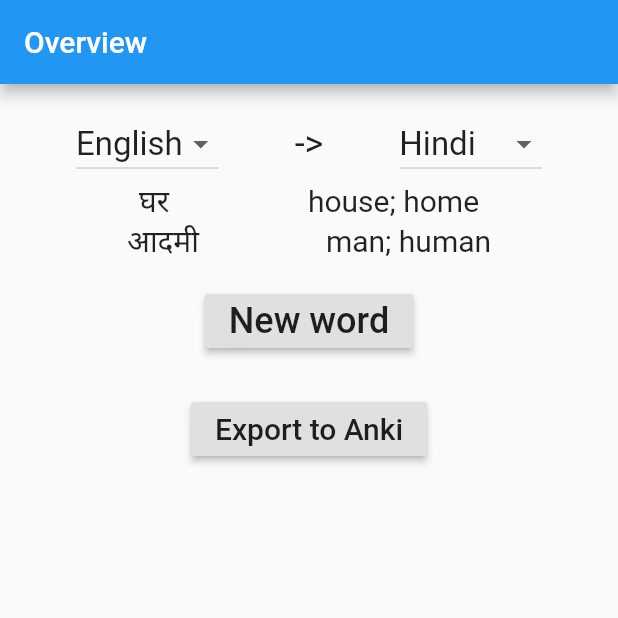
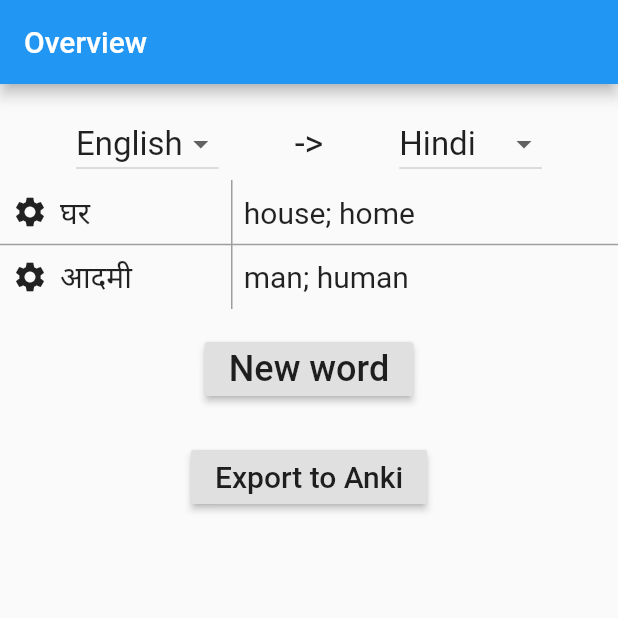
Before and after one commit to Silas-Germany/vocab_list, a Flutter app: the screen it shows after launch, on a phone screen of 412 x 824 dp, the top half of it. Run offline on Flutter 3.47's test engine with Material 2 defaults, Android fonts, the phone set to English and light mode, and no system bars; generated files the repository leaves out were written again.

Commit message:
Nicer look, editing word possible now

```diff
--- a/lib/overview.dart
+++ b/lib/overview.dart
@@ -39,7 +39,8 @@ class Overview extends State<GeneralStatefulWidget> {
     appBar: AppBar(
       title: Text(S.of(context).overview),
     ),
-    body: Column(
+    body: SingleChildScrollView(
+      child: Column(
         children: <Widget>[
           const SizedBox(height: 16),
           Row(
@@ -50,15 +51,80 @@ class Overview extends State<GeneralStatefulWidget> {
               GeneralStatefulWidget(() => LanguageSelector(secondLanguageCodeNotifier)),
             ],
           ),
-      ] + wordList.entries.map((word) => GestureDetector(
+          Table(
+            columnWidths: const {0: FlexColumnWidth(60), 1: FlexColumnWidth(100)},
+            defaultVerticalAlignment: TableCellVerticalAlignment.middle,
+            border: TableBorder.symmetric(inside: BorderSide(color: Colors.grey, width: 1)),
+            children: wordList.entries.map((word) => TableRow(
+              children: [
+                Padding(
+                  padding: EdgeInsets.all(8),
                   child: Row(
-          mainAxisAlignment: MainAxisAlignment.spaceEvenly,
                     children: [
-            Text(word.key, style: TextStyle(fontSize: 20)),
-            Text(word.value, style: TextStyle(fontSize: 20)),
+                      menuPopup(word),
+                      SizedBox(width: 8),
+                      Expanded(
+                        child: Text(word.key, style: TextStyle(fontSize: 20)),
+                      ),
                     ],
                   ),
-        onLongPress: () {
+                ),
+                Padding(
+                  padding: EdgeInsets.all(8),
+                  child: Text(word.value, style: TextStyle(fontSize: 20)),
+                ),
+              ],
+            ),
+            ).toList(),
+          ),
+          const SizedBox(height: 16),
+          RaisedButton(
+            child: Text(S.of(context).newWord, style: const TextStyle(fontSize: 24)),
+            onPressed: () async {
+              final word = await Navigator.of(context).push<MapEntry<String, String>>(MaterialPageRoute(
+                  builder: (context) => GeneralStatefulWidget(() => EditWord())
+              ));
+              if (word != null) wordList[word.key] = word.value;
+            },
+          ),
+          const SizedBox(height: 24),
+          RaisedButton(
+            child: Text(S.of(context).export, style: const TextStyle(fontSize: 20)),
+            onPressed: () {},
+          ),
+        ],
+      ),
+    ),
+  );
+
+  Widget menuPopup(MapEntry<String, String> word) {
+    return PopupMenuButton<int>(
+      child: Icon(Icons.settings),
+      itemBuilder: (BuildContext context) => [
+        PopupMenuItem(
+          value: 0,
+          child: Text("Edit"),
+        ),
+        PopupMenuItem(
+          value: 1,
+          child: Text("Delete"),
+        ),
+      ],
+      onSelected: (item) {
+        switch(item) {
+          case 0: {
+            Navigator.of(context).push<MapEntry<String, String>>(MaterialPageRoute(
+                builder: (context) => GeneralStatefulWidget(() => EditWord(currentWord: word))
+            )).then((newWord) {
+              if (newWord != null) {
+                wordList.remove(word.key);
+                wordList[newWord.key] = newWord.value;
+              };
+            });
+          }
+          break;
+          case 1: {
+
             showDialog(context: context,
                 child: AlertDialog(
                   content: Text(S.of(context).deleteConfirmation(word.key)),
@@ -81,26 +147,12 @@ class Overview extends State<GeneralStatefulWidget> {
                   ],
                 )
             );
+          }
+          break;
+        }
       },
-      )).toList() + [
-        const SizedBox(height: 16),
-        RaisedButton(
-          child: Text(S.of(context).newWord, style: const TextStyle(fontSize: 24)),
-          onPressed: () async {
-            final word = await Navigator.of(context).push<MapEntry<String, String>>(MaterialPageRoute(
-                builder: (context) => GeneralStatefulWidget(() => EditWord())
-            ));
-            if (word != null) wordList[word.key] = word.value;
-          },
-        ),
-        const SizedBox(height: 24),
-        RaisedButton(
-          child: Text(S.of(context).export, style: const TextStyle(fontSize: 20)),
-          onPressed: () {},
-        ),
-      ],
-    ),
     );
+  }
 }
 
 class LanguageSelector extends State<GeneralStatefulWidget> {
```
Also changed, not shown: lib/add_word.dart (+17 -13 lines). Lines whose indentation alone changed are shown as unchanged.
